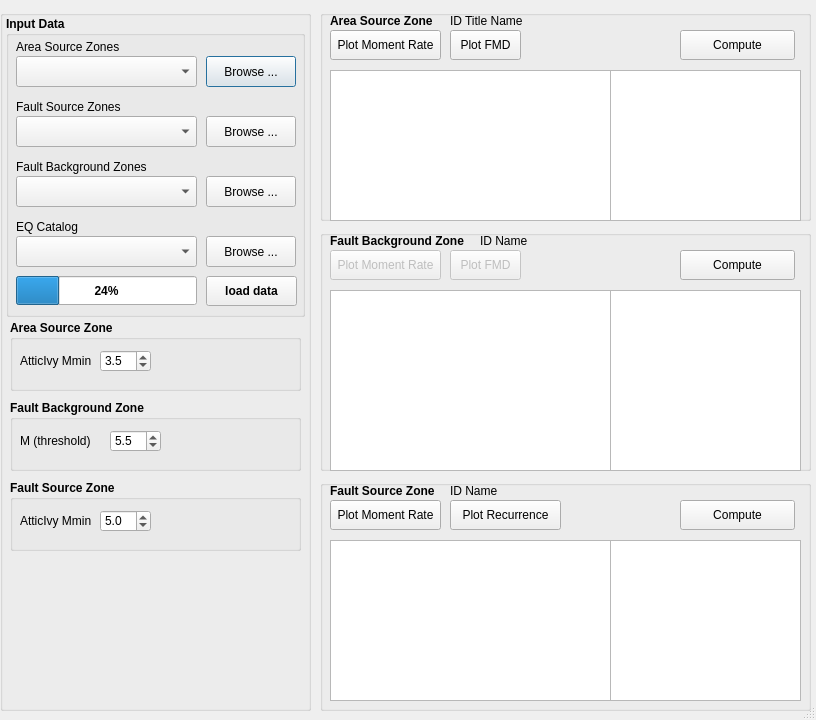
This is mt_seismicsource/ui_seismicsource.ui in feuchner/seismicsource-toolkit as Qt 5 draws it before an edit. The edited form follows.
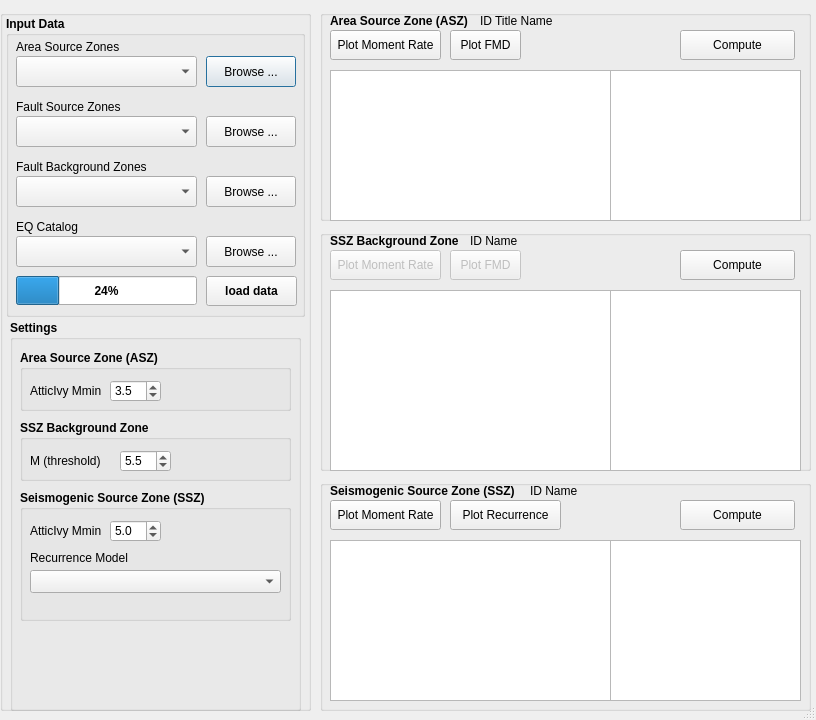
This is the edited form.

Commit message: fixes in UI perLlaurentiu's request

```diff
--- a/mt_seismicsource/ui_seismicsource.ui
+++ b/mt_seismicsource/ui_seismicsource.ui
@@ -310,13 +310,13 @@
       </property>
      </widget>
     </widget>
-    <widget class="QGroupBox" name="groupBoxAreaZone">
+    <widget class="QGroupBox" name="groupBoxSettings">
      <property name="geometry">
       <rect>
        <x>10</x>
        <y>310</y>
        <width>291</width>
-       <height>71</height>
+       <height>391</height>
       </rect>
      </property>
      <property name="font">
@@ -326,7 +326,25 @@
       </font>
      </property>
      <property name="title">
-      <string>Area Source Zone</string>
+      <string>Settings</string>
+     </property>
+     <widget class="QGroupBox" name="groupBoxAreaZone">
+      <property name="geometry">
+       <rect>
+        <x>10</x>
+        <y>30</y>
+        <width>271</width>
+        <height>61</height>
+       </rect>
+      </property>
+      <property name="font">
+       <font>
+        <weight>75</weight>
+        <bold>true</bold>
+       </font>
+      </property>
+      <property name="title">
+       <string>Area Source Zone (ASZ)</string>
      </property>
      <widget class="QLabel" name="labelSpinboxAreaAtticIvyMmin">
       <property name="geometry">
@@ -377,9 +395,9 @@
      <property name="geometry">
       <rect>
        <x>10</x>
-       <y>390</y>
-       <width>291</width>
-       <height>71</height>
+        <y>100</y>
+        <width>271</width>
+        <height>61</height>
       </rect>
      </property>
      <property name="font">
@@ -389,7 +407,7 @@
       </font>
      </property>
      <property name="title">
-      <string>Fault Background Zone</string>
+       <string>SSZ Background Zone</string>
      </property>
      <widget class="QLabel" name="labelSpinboxFBZMThres">
       <property name="geometry">
@@ -440,9 +458,9 @@
      <property name="geometry">
       <rect>
        <x>10</x>
-       <y>470</y>
-       <width>291</width>
-       <height>71</height>
+        <y>170</y>
+        <width>271</width>
+        <height>131</height>
       </rect>
      </property>
      <property name="font">
@@ -452,7 +470,7 @@
       </font>
      </property>
      <property name="title">
-      <string>Fault Source Zone</string>
+       <string>Seismogenic Source Zone (SSZ)</string>
      </property>
      <widget class="QLabel" name="labelSpinboxFaultAtticIvyMmin">
       <property name="geometry">
@@ -498,6 +516,42 @@
        <double>5.000000000000000</double>
       </property>
      </widget>
+      <widget class="QLabel" name="labelRecurrenceModel">
+       <property name="geometry">
+        <rect>
+         <x>10</x>
+         <y>60</y>
+         <width>101</width>
+         <height>16</height>
+        </rect>
+       </property>
+       <property name="font">
+        <font>
+         <weight>50</weight>
+         <bold>false</bold>
+        </font>
+       </property>
+       <property name="text">
+        <string>Recurrence Model</string>
+       </property>
+      </widget>
+      <widget class="QComboBox" name="comboBoxRecurrenceModel">
+       <property name="geometry">
+        <rect>
+         <x>10</x>
+         <y>80</y>
+         <width>251</width>
+         <height>23</height>
+        </rect>
+       </property>
+       <property name="font">
+        <font>
+         <weight>50</weight>
+         <bold>false</bold>
+        </font>
+       </property>
+      </widget>
+     </widget>
     </widget>
    </widget>
   </widget>
@@ -533,7 +587,7 @@
       <rect>
        <x>10</x>
        <y>0</y>
-       <width>111</width>
+       <width>141</width>
        <height>21</height>
       </rect>
      </property>
@@ -544,7 +598,7 @@
       </font>
      </property>
      <property name="text">
-      <string>Area Source Zone</string>
+      <string>Area Source Zone (ASZ)</string>
      </property>
     </widget>
     <widget class="QPushButton" name="btnDataAreaCompute">
@@ -606,9 +660,9 @@
     <widget class="QLabel" name="labelMomentRateAreaID">
      <property name="geometry">
       <rect>
-       <x>130</x>
+       <x>160</x>
        <y>0</y>
-       <width>351</width>
+       <width>321</width>
        <height>21</height>
       </rect>
      </property>
@@ -725,7 +779,7 @@
       <rect>
        <x>10</x>
        <y>0</y>
-       <width>111</width>
+       <width>191</width>
        <height>21</height>
       </rect>
      </property>
@@ -736,15 +790,15 @@
       </font>
      </property>
      <property name="text">
-      <string>Fault Source Zone</string>
+      <string>Seismogenic Source Zone (SSZ)</string>
      </property>
     </widget>
     <widget class="QLabel" name="labelMomentRateFaultID">
      <property name="geometry">
       <rect>
-       <x>130</x>
+       <x>210</x>
        <y>0</y>
-       <width>351</width>
+       <width>271</width>
        <height>21</height>
       </rect>
      </property>
@@ -848,7 +902,7 @@
       <rect>
        <x>10</x>
        <y>0</y>
-       <width>141</width>
+       <width>131</width>
        <height>21</height>
       </rect>
      </property>
@@ -859,15 +913,15 @@
       </font>
      </property>
      <property name="text">
-      <string>Fault Background Zone</string>
+      <string>SSZ Background Zone</string>
      </property>
     </widget>
     <widget class="QLabel" name="labelMomentRateFaultBackgrID">
      <property name="geometry">
       <rect>
-       <x>160</x>
+       <x>150</x>
        <y>0</y>
-       <width>321</width>
+       <width>331</width>
        <height>21</height>
       </rect>
      </property>
```
Left out of the diff: 8 changed lines with no effect on the pictures. Lines whose indentation alone changed are shown as unchanged. The commit also changes 3 other files.
